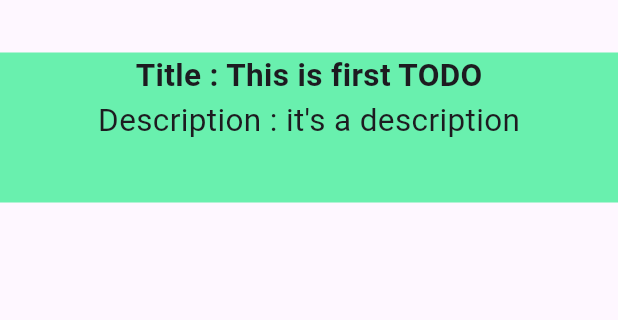
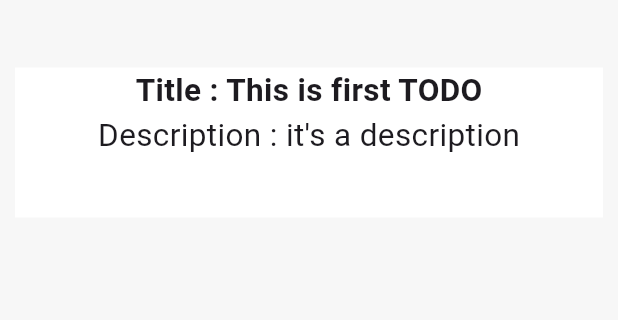
Before and after one commit to sagardhadke/Taski, a Flutter app: the MyHome screen opened directly, on a phone screen of 412 x 824 dp, the part 84-404 px from its top. Run offline on Flutter 3.47's test engine with Material 3 defaults, Android fonts, the phone set to English and light mode, and no system bars; drawn by our look-alikes of flutter_slidable; our stand-ins replace google_fonts; Roboto replaces fonts that are missing (Iceberg).

Commit message:
Fix the layout

```diff
--- a/lib/Screens/Home.dart
+++ b/lib/Screens/Home.dart
@@ -14,6 +14,7 @@ class _MyHomeState extends State<MyHome> {
   @override
   Widget build(BuildContext context) {
     return Scaffold(
+      backgroundColor: const Color(0xFFF7F7F7),
       appBar: AppBar(
         title: Text(
           "Taski",
--- a/lib/Widget/DummyTask.dart
+++ b/lib/Widget/DummyTask.dart
@@ -50,8 +50,9 @@ class MyWidget extends StatelessWidget {
           ),
         ]),
         child: Container(
+          margin: EdgeInsets.all(10),
           decoration: BoxDecoration(
-            color: Colors.greenAccent,
+            color: const Color(0xFFFFFFFF),
           ),
           height: 100,
           width: double.infinity,
```
